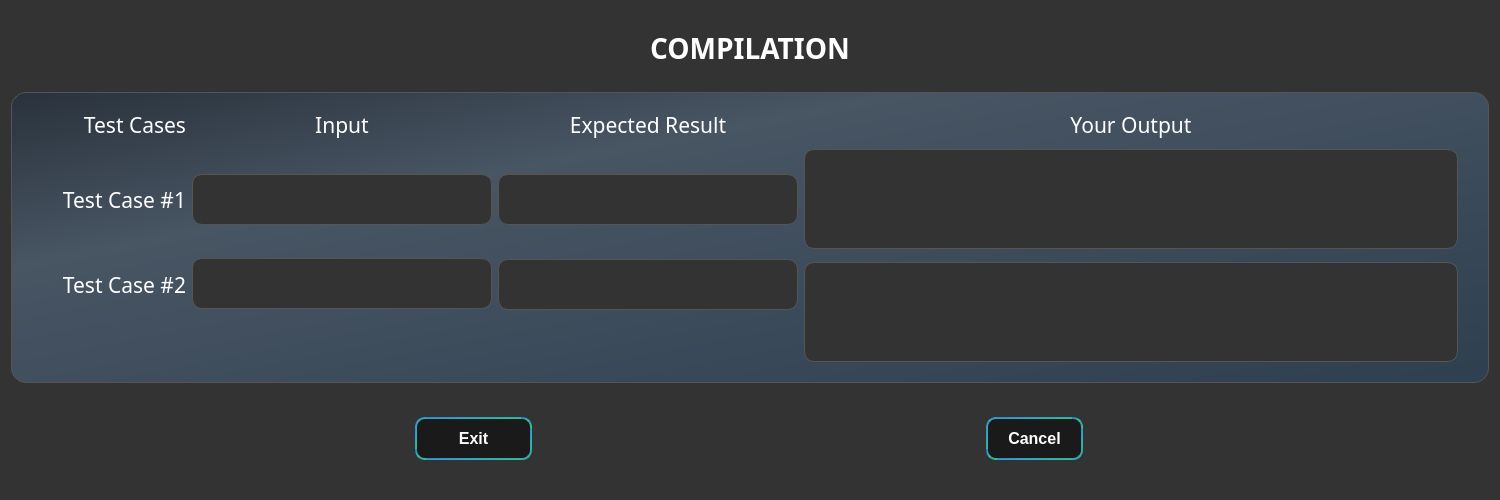
This is lab/src/lab/sub_test.ui in vyshnav20/Department-Management-and-Learning-Platform as Qt 5 draws it before an edit. The edited form follows.
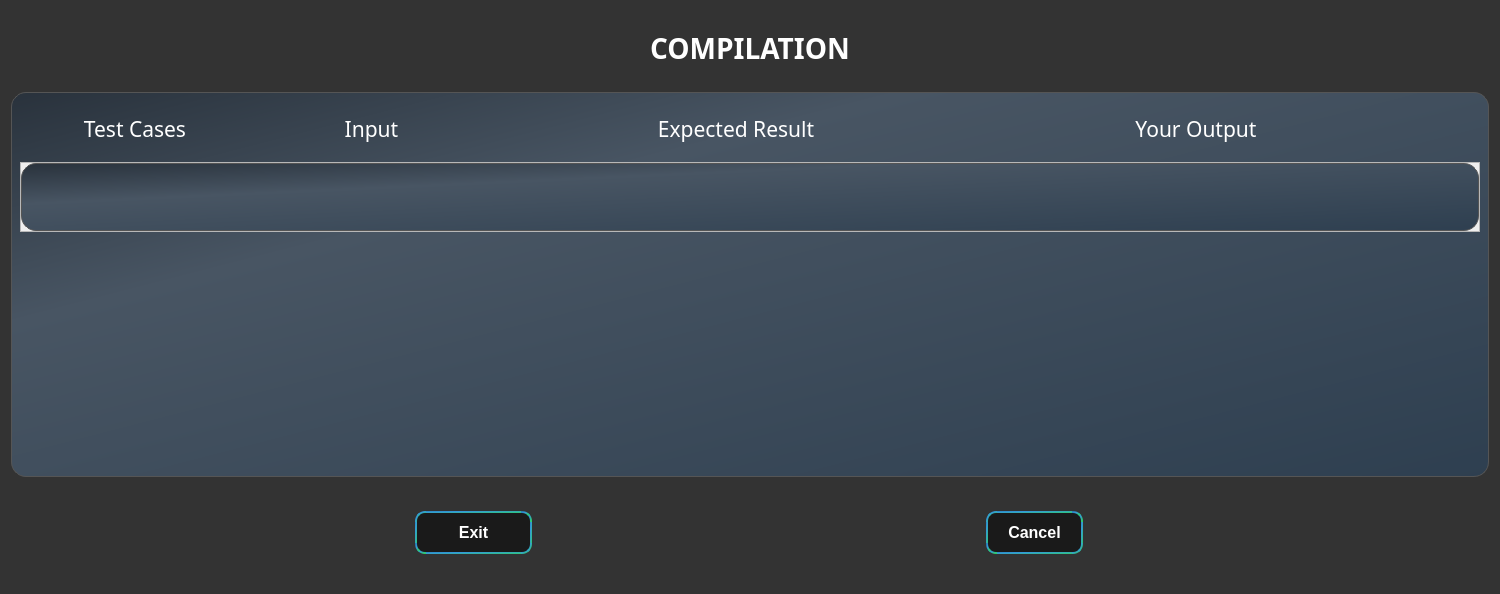
This is the edited form. Icons and pictures are not drawn.

Patch:
```diff
--- a/lab/src/lab/sub_test.ui
+++ b/lab/src/lab/sub_test.ui
@@ -7,7 +7,7 @@
     <x>0</x>
     <y>0</y>
     <width>1500</width>
-    <height>500</height>
+    <height>594</height>
    </rect>
   </property>
   <property name="windowTitle">
@@ -44,7 +44,7 @@
 
 QLabel {color: white;}
 
-#Box{ background-color: qlineargradient(x1: 0, y1: 0, x2: 1, y2: 1, stop: 0 #29323c, stop: 0.3 #485563, stop: 1 #2e3f50);
+#Box,#scrollAreaWidgetContents{ background-color: qlineargradient(x1: 0, y1: 0, x2: 1, y2: 1, stop: 0 #29323c, stop: 0.3 #485563, stop: 1 #2e3f50);
  border-radius: 15px;
     color: #FFFFFF;
     border: 1px solid #555555;
@@ -217,221 +217,21 @@
         <property name="maximumSize">
          <size>
           <width>16777215</width>
-          <height>500</height>
+          <height>55</height>
          </size>
         </property>
-        <layout class="QGridLayout" name="gridLayout">
-         <item row="3" column="1" rowspan="3">
-          <widget class="QLineEdit" name="inp_2">
-           <property name="minimumSize">
-            <size>
-             <width>0</width>
-             <height>30</height>
-            </size>
-           </property>
-           <property name="maximumSize">
-            <size>
-             <width>300</width>
-             <height>16777215</height>
-            </size>
-           </property>
-           <property name="font">
-            <font>
-             <family>Agency FB</family>
-             <pointsize>20</pointsize>
-            </font>
-           </property>
-           <property name="text">
-            <string/>
-           </property>
-           <property name="echoMode">
-            <enum>QLineEdit::Normal</enum>
-           </property>
-           <property name="readOnly">
-            <bool>true</bool>
-           </property>
-          </widget>
-         </item>
-         <item row="2" column="4">
-          <widget class="QLabel" name="label">
-           <property name="maximumSize">
-            <size>
-             <width>25</width>
-             <height>25</height>
-            </size>
-           </property>
-           <property name="text">
-            <string/>
-           </property>
-           <property name="pixmap">
-            <pixmap resource="icon.qrc">:/icons/accept.png</pixmap>
-           </property>
-           <property name="scaledContents">
-            <bool>true</bool>
-           </property>
-          </widget>
-         </item>
-         <item row="0" column="2">
-          <widget class="QLabel" name="label_7">
-           <property name="minimumSize">
-            <size>
-             <width>196</width>
-             <height>0</height>
-            </size>
-           </property>
-           <property name="maximumSize">
-            <size>
-             <width>16777215</width>
-             <height>45</height>
-            </size>
-           </property>
-           <property name="font">
-            <font>
-             <family>Orbitron</family>
-             <pointsize>16</pointsize>
-            </font>
-           </property>
-           <property name="text">
-            <string>Expected Result</string>
-           </property>
-           <property name="alignment">
-            <set>Qt::AlignCenter</set>
-           </property>
-          </widget>
-         </item>
-         <item row="4" column="2">
-          <widget class="QLineEdit" name="exp_op_2">
-           <property name="minimumSize">
-            <size>
-             <width>0</width>
-             <height>30</height>
-            </size>
-           </property>
-           <property name="maximumSize">
-            <size>
-             <width>300</width>
-             <height>16777215</height>
-            </size>
-           </property>
-           <property name="font">
-            <font>
-             <family>Agency FB</family>
-             <pointsize>20</pointsize>
-            </font>
-           </property>
-           <property name="text">
-            <string/>
-           </property>
-           <property name="echoMode">
-            <enum>QLineEdit::Normal</enum>
-           </property>
-           <property name="readOnly">
-            <bool>true</bool>
-           </property>
-          </widget>
-         </item>
-         <item row="4" column="3" rowspan="3">
-          <widget class="QPlainTextEdit" name="op_2">
-           <property name="minimumSize">
-            <size>
-             <width>550</width>
-             <height>30</height>
-            </size>
-           </property>
-           <property name="maximumSize">
-            <size>
-             <width>16777215</width>
-             <height>100</height>
-            </size>
-           </property>
-           <property name="font">
-            <font>
-             <family>Agency FB</family>
-             <pointsize>16</pointsize>
-            </font>
-           </property>
-           <property name="readOnly">
-            <bool>true</bool>
-           </property>
-          </widget>
-         </item>
-         <item row="1" column="3" rowspan="3">
-          <widget class="QPlainTextEdit" name="op">
-           <property name="minimumSize">
-            <size>
-             <width>550</width>
-             <height>30</height>
-            </size>
-           </property>
-           <property name="maximumSize">
-            <size>
-             <width>16777215</width>
-             <height>100</height>
-            </size>
-           </property>
-           <property name="font">
-            <font>
-             <family>Agency FB</family>
-             <pointsize>16</pointsize>
-            </font>
-           </property>
-           <property name="readOnly">
-            <bool>true</bool>
-           </property>
-          </widget>
-         </item>
-         <item row="5" column="4">
-          <widget class="QLabel" name="label_10">
-           <property name="maximumSize">
-            <size>
-             <width>25</width>
-             <height>25</height>
-            </size>
-           </property>
-           <property name="text">
-            <string/>
-           </property>
-           <property name="pixmap">
-            <pixmap resource="icon.qrc">:/icons/accept.png</pixmap>
-           </property>
-           <property name="scaledContents">
-            <bool>true</bool>
-           </property>
-          </widget>
-         </item>
-         <item row="2" column="0">
-          <widget class="QLabel" name="label_6">
-           <property name="minimumSize">
-            <size>
-             <width>157</width>
-             <height>0</height>
-            </size>
-           </property>
-           <property name="font">
-            <font>
-             <family>Orbitron</family>
-             <pointsize>16</pointsize>
-            </font>
-           </property>
-           <property name="text">
-            <string>Test Case #1</string>
-           </property>
-           <property name="alignment">
-            <set>Qt::AlignRight|Qt::AlignTrailing|Qt::AlignVCenter</set>
-           </property>
-          </widget>
-         </item>
-         <item row="0" column="0">
+        <layout class="QHBoxLayout" name="horizontalLayout_3">
+         <item>
           <widget class="QLabel" name="label_2">
            <property name="minimumSize">
             <size>
-             <width>132</width>
+             <width>0</width>
              <height>0</height>
             </size>
            </property>
            <property name="maximumSize">
             <size>
-             <width>16777215</width>
+             <width>157</width>
              <height>45</height>
             </size>
            </property>
@@ -449,7 +249,7 @@
            </property>
           </widget>
          </item>
-         <item row="0" column="1">
+         <item>
           <widget class="QLabel" name="label_4">
            <property name="minimumSize">
             <size>
@@ -477,45 +277,20 @@
            </property>
           </widget>
          </item>
-         <item row="2" column="2">
-          <widget class="QLineEdit" name="exp_op">
+         <item>
+          <widget class="QLabel" name="label_7">
            <property name="minimumSize">
             <size>
-             <width>0</width>
-             <height>30</height>
-            </size>
-           </property>
-           <property name="maximumSize">
-            <size>
-             <width>300</width>
-             <height>16777215</height>
-            </size>
-           </property>
-           <property name="font">
-            <font>
-             <family>Agency FB</family>
-             <pointsize>20</pointsize>
-            </font>
-           </property>
-           <property name="text">
-            <string/>
-           </property>
-           <property name="echoMode">
-            <enum>QLineEdit::Normal</enum>
-           </property>
-           <property name="readOnly">
-            <bool>true</bool>
-           </property>
-          </widget>
-         </item>
-         <item row="4" column="0">
-          <widget class="QLabel" name="label_9">
-           <property name="minimumSize">
-            <size>
-             <width>157</width>
+             <width>196</width>
              <height>0</height>
             </size>
            </property>
+           <property name="maximumSize">
+            <size>
+             <width>16777215</width>
+             <height>45</height>
+            </size>
+           </property>
            <property name="font">
             <font>
              <family>Orbitron</family>
@@ -523,45 +298,14 @@
             </font>
            </property>
            <property name="text">
-            <string>Test Case #2</string>
+            <string>Expected Result</string>
            </property>
            <property name="alignment">
-            <set>Qt::AlignRight|Qt::AlignTrailing|Qt::AlignVCenter</set>
+            <set>Qt::AlignCenter</set>
            </property>
           </widget>
          </item>
-         <item row="2" column="1">
-          <widget class="QLineEdit" name="inp">
-           <property name="minimumSize">
-            <size>
-             <width>0</width>
-             <height>30</height>
-            </size>
-           </property>
-           <property name="maximumSize">
-            <size>
-             <width>300</width>
-             <height>16777215</height>
-            </size>
-           </property>
-           <property name="font">
-            <font>
-             <family>Agency FB</family>
-             <pointsize>20</pointsize>
-            </font>
-           </property>
-           <property name="text">
-            <string/>
-           </property>
-           <property name="echoMode">
-            <enum>QLineEdit::Normal</enum>
-           </property>
-           <property name="readOnly">
-            <bool>true</bool>
-           </property>
-          </widget>
-         </item>
-         <item row="0" column="3">
+         <item>
           <widget class="QLabel" name="label_8">
            <property name="minimumSize">
             <size>
@@ -592,6 +336,24 @@
         </layout>
        </widget>
       </item>
+      <item alignment="Qt::AlignTop">
+       <widget class="QScrollArea" name="scrollArea">
+        <property name="widgetResizable">
+         <bool>true</bool>
+        </property>
+        <widget class="QWidget" name="scrollAreaWidgetContents">
+         <property name="geometry">
+          <rect>
+           <x>0</x>
+           <y>0</y>
+           <width>1462</width>
+           <height>149</height>
+          </rect>
+         </property>
+         <layout class="QGridLayout" name="gridLayout"/>
+        </widget>
+       </widget>
+      </item>
      </layout>
     </widget>
    </item>
```
Left out of the diff: 2 changed lines with no effect on the pictures.
